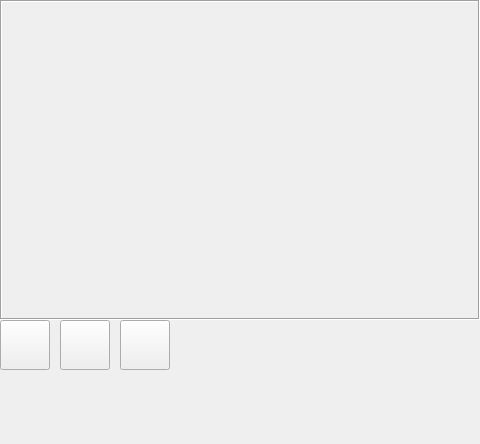
First picture: the form in interfaces/Frame_Camera.ui, repository CactusTribe/PyRobot, before the edit.
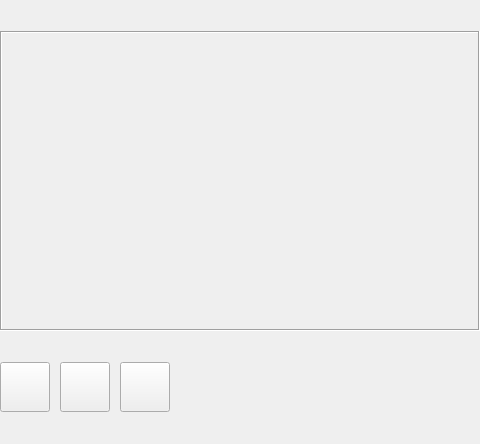
Second picture: the form after the edit. Icons and pictures are not drawn.

```diff
--- a/interfaces/Frame_Camera.ui
+++ b/interfaces/Frame_Camera.ui
@@ -49,13 +49,13 @@
      <property name="minimumSize">
       <size>
        <width>480</width>
-       <height>320</height>
+       <height>300</height>
       </size>
      </property>
      <property name="maximumSize">
       <size>
        <width>480</width>
-       <height>320</height>
+       <height>300</height>
       </size>
      </property>
      <property name="frameShape">
@@ -72,22 +72,6 @@
      </property>
     </widget>
    </item>
-   <item row="2" column="0">
-    <spacer name="verticalSpacer">
-     <property name="orientation">
-      <enum>Qt::Vertical</enum>
-     </property>
-     <property name="sizeType">
-      <enum>QSizePolicy::Expanding</enum>
-     </property>
-     <property name="sizeHint" stdset="0">
-      <size>
-       <width>20</width>
-       <height>40</height>
-      </size>
-     </property>
-    </spacer>
-   </item>
    <item row="1" column="0">
     <layout class="QHBoxLayout" name="horizontalLayout">
      <property name="spacing">
```
Left out of the diff: 2 changed lines with no effect on the pictures.
